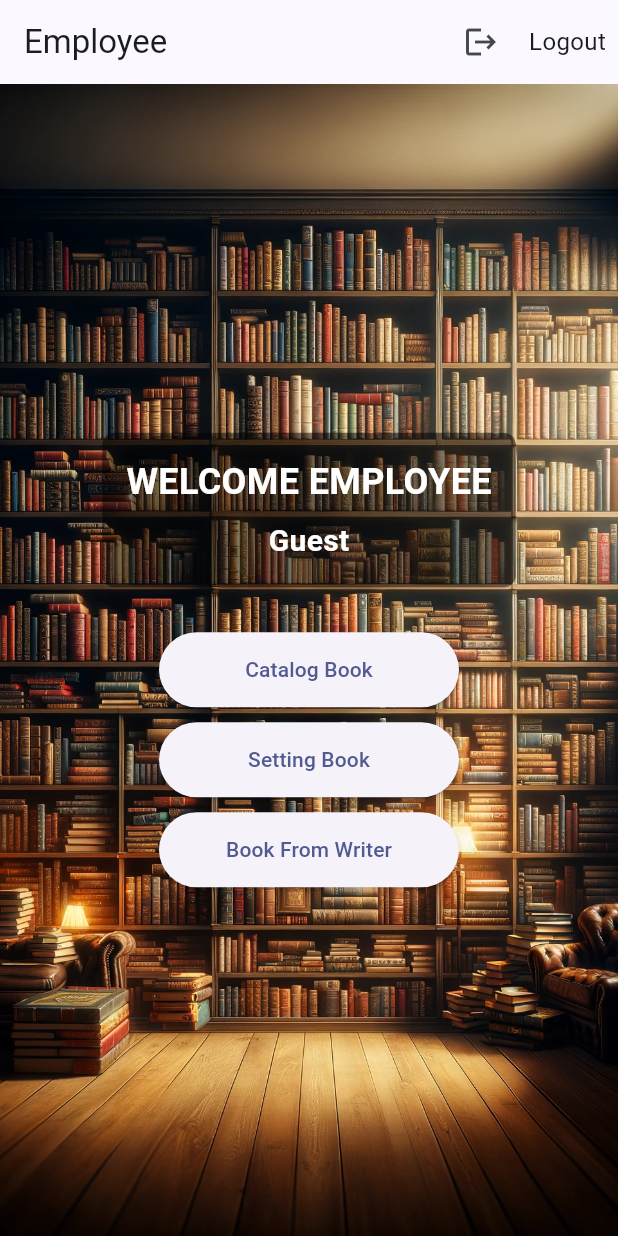
After one commit to F08PBP/PagePerfectMobile, a Flutter app: the EmployeePage screen opened directly, on a phone screen of 412 x 824 dp. The commit adds this screen. Run offline on Flutter 3.47's test engine with Material 3 defaults, Android fonts, the light colour scheme and no system bars; missing offline and left inert: pbp_django_auth; network calls fail.

Commit message:
finisih employee

```diff
--- /dev/null
+++ b/lib/modules/employee/models/catalog.dart
@@ -0,0 +1,53 @@
+// To parse this JSON data, do
+//
+//     final catalog = catalogFromJson(jsonString);
+
+import 'dart:convert';
+
+List<Catalog> catalogFromJson(String str) => List<Catalog>.from(json.decode(str).map((x) => Catalog.fromJson(x)));
+
+String catalogToJson(List<Catalog> data) => json.encode(List<dynamic>.from(data.map((x) => x.toJson())));
+
+class Catalog {
+    String model;
+    int pk;
+    Fields fields;
+
+    Catalog({
+        required this.model,
+        required this.pk,
+        required this.fields,
+    });
+
+    factory Catalog.fromJson(Map<String, dynamic> json) => Catalog(
+        model: json["model"],
+        pk: json["pk"],
+        fields: Fields.fromJson(json["fields"]),
+    );
+
+    Map<String, dynamic> toJson() => {
+        "model": model,
+        "pk": pk,
+        "fields": fields.toJson(),
+    };
+}
+
+class Fields {
+    int book;
+    bool isShowToMember;
+
+    Fields({
+        required this.book,
+        required this.isShowToMember,
+    });
+
+    factory Fields.fromJson(Map<String, dynamic> json) => Fields(
+        book: json["book"],
+        isShowToMember: json["isShowToMember"],
+    );
+
+    Map<String, dynamic> toJson() => {
+        "book": book,
+        "isShowToMember": isShowToMember,
+    };
+}
--- /dev/null
+++ b/lib/modules/employee/screens/mainEmployee.dart
@@ -0,0 +1,159 @@
+import 'package:flutter/material.dart';
+import 'package:pageperfectmobile/modules/employee/screens/bookFromWriter.dart';
+import 'package:pageperfectmobile/modules/employee/screens/catalog.dart';
+import 'package:pageperfectmobile/modules/employee/screens/setting.dart';
+import 'package:pageperfectmobile/screens/umum/login.dart';
+import 'package:pageperfectmobile/screens/umum/user.dart';
+import 'package:pbp_django_auth/pbp_django_auth.dart';
+import 'package:provider/provider.dart';
+
+class EmployeePage extends StatefulWidget {
+  @override
+  _EmployeePageState createState() => _EmployeePageState();
+}
+
+class _EmployeePageState extends State<EmployeePage> {
+  String username = loggedInUser.username;
+
+
+  @override
+  Widget build(BuildContext context) {
+    final request = context.watch<CookieRequest>();
+  void _handleLogout() async {
+      final response = await request.logout("http://127.0.0.1:8000/auth/logout/");
+
+      String message = response["message"];
+
+      if (response['status']) {
+        String uname = response["username"];
+
+        ScaffoldMessenger.of(context).showSnackBar(SnackBar(
+          content: Text("$message Sampai jumpa, $uname."),
+        ));
+        Navigator.pushReplacement(
+          context,
+          MaterialPageRoute(builder: (context) => const LoginPage()),
+        );
+      } else {
+        ScaffoldMessenger.of(context).showSnackBar(SnackBar(
+          content: Text("$message"),
+        ));
+      }
+    }
+    return Scaffold(
+      appBar: AppBar(
+      title: Text('Employee'),
+      actions: <Widget>[
+        IconButton(
+          icon: Icon(Icons.logout),
+          onPressed: () {
+            _handleLogout();
+          },
+        ),
+        Padding(
+          padding: EdgeInsets.symmetric(horizontal: 8.0),
+          child: Center(
+            child: GestureDetector(
+              onTap: () {
+                // Implement the same logout logic here
+              },
+              child: Text(
+                'Logout',
+                style: TextStyle(fontSize: 16.0),
+              ),
+            ),
+          ),
+        ),
+      ],
+    ),
+      body: Stack(
+        children: [
+          Container(
+            decoration: BoxDecoration(
+              image: DecorationImage(
+                image: AssetImage('assets/images/background.png'),
+                fit: BoxFit.cover,
+              ),
+            ),
+          ),
+          Center(
+            child: Column(
+              mainAxisAlignment: MainAxisAlignment.center,
+              children: [
+                Container(
+                  padding: EdgeInsets.all(16.0),
+                  margin: EdgeInsets.symmetric(horizontal: 20.0),
+                  decoration: BoxDecoration(
+                    color: Colors.black.withOpacity(0.5),
+                    borderRadius: BorderRadius.circular(8.0),
+                  ),
+                  child: Column(
+                    mainAxisSize: MainAxisSize.min,
+                    children: [
+                      Text(
+                        'WELCOME EMPLOYEE',
+                        style: TextStyle(
+                          fontSize: 24,
+                          fontWeight: FontWeight.bold,
+                          color: Colors.white,
+                        ),
+                      ),
+                      SizedBox(height: 8.0),
+                      Text(
+                        username,
+                        style: TextStyle(
+                          fontSize: 20,
+                          fontWeight: FontWeight.bold,
+                          color: Colors.white,
+                        ),
+                      ),
+                    ],
+                  ),
+                ),
+                SizedBox(height: 30), // Space between text and buttons
+                ElevatedButton(
+                  onPressed: () {
+                    // Action for "Catalog Book"
+                    Navigator.of(context).push(
+                      MaterialPageRoute(builder: (context) => MainCatalogPage()),
+                    );
+                  },
+                  child: Text('Catalog Book'),
+                  style: ElevatedButton.styleFrom(
+                    minimumSize: Size(200, 50),
+                  ),
+                ),
+                SizedBox(height: 10), // Space between buttons
+                ElevatedButton(
+                  onPressed: () {
+                    // Action for "Setting Book"
+                    Navigator.of(context).push(
+                      MaterialPageRoute(builder: (context) => ActiveBooksPage()),
+                    );
+                  },
+                  child: Text('Setting Book'),
+                  style: ElevatedButton.styleFrom(
+                    minimumSize: Size(200, 50),
+                  ),
+                ),
+                SizedBox(height: 10), // Space between buttons
+                ElevatedButton(
+                  onPressed: () {
+                    // Action for "Book From Writer"
+                    Navigator.of(context).push(
+                      MaterialPageRoute(builder: (context) => BookFromWriterPage()),
+                    );
+                  },
+                  child: Text('Book From Writer'),
+                  style: ElevatedButton.styleFrom(
+                    minimumSize: Size(200, 50),
+                  ),
+                ),
+              ],
+            ),
+          ),
+        ],
+      ),
+    );
+  }
+}
--- /dev/null
+++ b/lib/modules/employee/screens/setting.dart
@@ -0,0 +1,132 @@
+import 'package:flutter/material.dart';
+import 'package:http/http.dart' as http;
+import 'package:pageperfectmobile/modules/employee/models/catalog.dart';
+import 'package:pageperfectmobile/modules/employee/screens/details.dart';
+import 'dart:convert';
+
+import 'package:pageperfectmobile/modules/member/models/book.dart';
+
+class ActiveBooksPage extends StatefulWidget {
+  @override
+  _ActiveBooksPageState createState() => _ActiveBooksPageState();
+}
+
+class _ActiveBooksPageState extends State<ActiveBooksPage> {
+  late Future<List<Book>> booksFuture;
+  late Future<List<Catalog>> catalogFuture;
+  late Map<int, Book> booksMap;
+  late Map<int, Catalog> catalogMap = {};
+
+  @override
+  void initState() {
+    super.initState();
+    booksFuture = fetchBooks().then((books) {
+      booksMap = {for (var book in books) book.pk: book};
+      return books;
+    });
+    catalogFuture = fetchCatalog().then((catalogs) {
+      catalogMap = {for (var catalog in catalogs) catalog.pk: catalog};
+      return catalogs;
+    });
+  }
+
+  Future<List<Catalog>> fetchCatalog() async {
+    var url = Uri.parse('http://127.0.0.1:8000/employee/get-active-json/');
+    var response = await http.get(url, headers: {"Content-Type": "application/json"});
+    if (response.statusCode == 200) {
+      return catalogFromJson(response.body);
+    } else {
+      throw Exception('Failed to load catalog');
+    }
+  }
+
+  Future<List<Book>> fetchBooks() async {
+    var url = Uri.parse('http://127.0.0.1:8000/employee/get-catalog-json/');
+    var response = await http.get(url, headers: {"Content-Type": "application/json"});
+    if (response.statusCode == 200) {
+      List<dynamic> booksJson = jsonDecode(response.body);
+      return booksJson.map((json) => Book.fromJson(json)).toList();
+    } else {
+      throw Exception('Failed to load books');
+    }
+  }
+
+  void toggleCatalogVisibility(Catalog catalog) async {
+    var url = Uri.parse('http://127.0.0.1:8000/employee/catalog/toggle-visibility/${catalog.pk}/');
+    var response = await http.post(url, headers: {"Content-Type": "application/json"});
+
+    if (response.statusCode == 200) {
+      var jsonResponse = jsonDecode(response.body);
+      if (jsonResponse['success']) {
+        setState(() {
+          catalog.fields.isShowToMember = jsonResponse['isShowToMember'];
+        });
+      } else {
+        // Handle the error
+        print('Failed to toggle visibility: ${jsonResponse['error']}');
+      }
+    } else {
+      // Handle the error
+      print('Failed to toggle visibility with status code: ${response.statusCode}');
+    }
+  }
+
+
+  @override
+  Widget build(BuildContext context) {
+    return Scaffold(
+      appBar: AppBar(
+        title: Text('Active Books'),
+      ),
+      body: FutureBuilder<List<Catalog>>(
+        future: catalogFuture,
+        builder: (context, snapshot) {
+          if (snapshot.connectionState == ConnectionState.waiting) {
+            return Center(child: CircularProgressIndicator());
+          } else if (snapshot.hasError) {
+            return Center(child: Text('Error: ${snapshot.error}'));
+          } else if (!snapshot.hasData) {
+            return Center(child: Text('No catalog found'));
+          } else {
+            return ListView.builder(
+              itemCount: snapshot.data!.length,
+              itemBuilder: (context, index) {
+                var catalogItem = snapshot.data![index];
+                var book = booksMap[catalogItem.fields.book];
+                if (book == null) return Container(); // or some error widget
+
+                return ListTile(
+                  title: Text(book.fields.title),
+                  subtitle: Text(book.fields.authors),
+                  trailing: Row(
+                    mainAxisSize: MainAxisSize.min,
+                    children: [
+                      IconButton(
+                        icon: Icon(
+                          catalogItem.fields.isShowToMember ? Icons.visibility : Icons.visibility_off,
+                        ),
+                        onPressed: () => toggleCatalogVisibility(catalogItem),
+                      ),
+                      TextButton(
+                        onPressed: () {
+                          // Navigate to details page
+                          Navigator.push(
+                            context,
+                            MaterialPageRoute(
+                              builder: (context) => BookDetailsPage(book: book),
+                            ),
+                          );
+                        },
+                        child: Text('Details'),
+                      ),
+                    ],
+                  ),
+                );
+              },
+            );
+          }
+        },
+      ),
+    );
+  }
+}
--- a/lib/screens/umum/login.dart
+++ b/lib/screens/umum/login.dart
@@ -1,4 +1,5 @@
 import 'package:flutter/material.dart';
+import 'package:pageperfectmobile/modules/employee/screens/mainEmployee.dart';
 import 'package:pageperfectmobile/modules/member/screens/BookPage.dart';
 import 'package:pageperfectmobile/modules/member/screens/mainMember.dart';
 import 'package:pageperfectmobile/screens/temporary/menu.dart';
@@ -49,6 +50,10 @@ class _LoginPageState extends State<LoginPage> {
         );
         break;
       case 'Employee':
+        Navigator.pushReplacement(
+          context,
+          MaterialPageRoute(builder: (context) => EmployeePage()),
+        );
         break;
     }
   }
```
Also changed, not shown: lib/modules/employee/screens/bookFromWriter.dart (added, +147 -0 lines), lib/modules/employee/screens/catalog.dart (added, +196 -0 lines), lib/modules/employee/screens/details.dart (added, +56 -0 lines).
